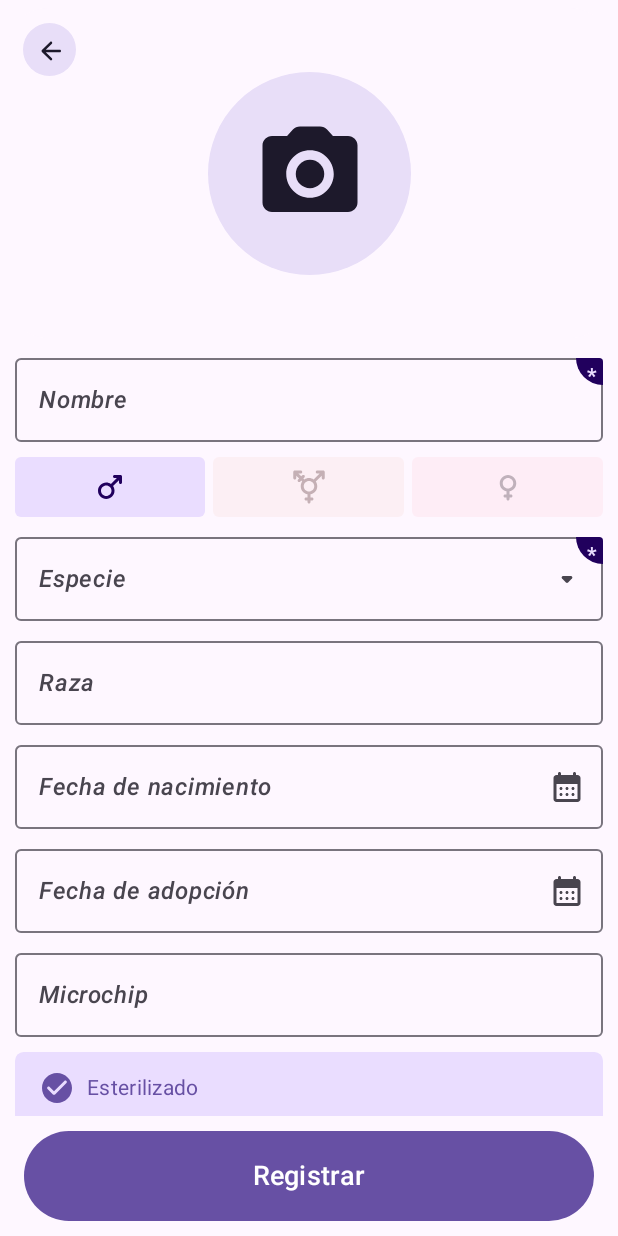
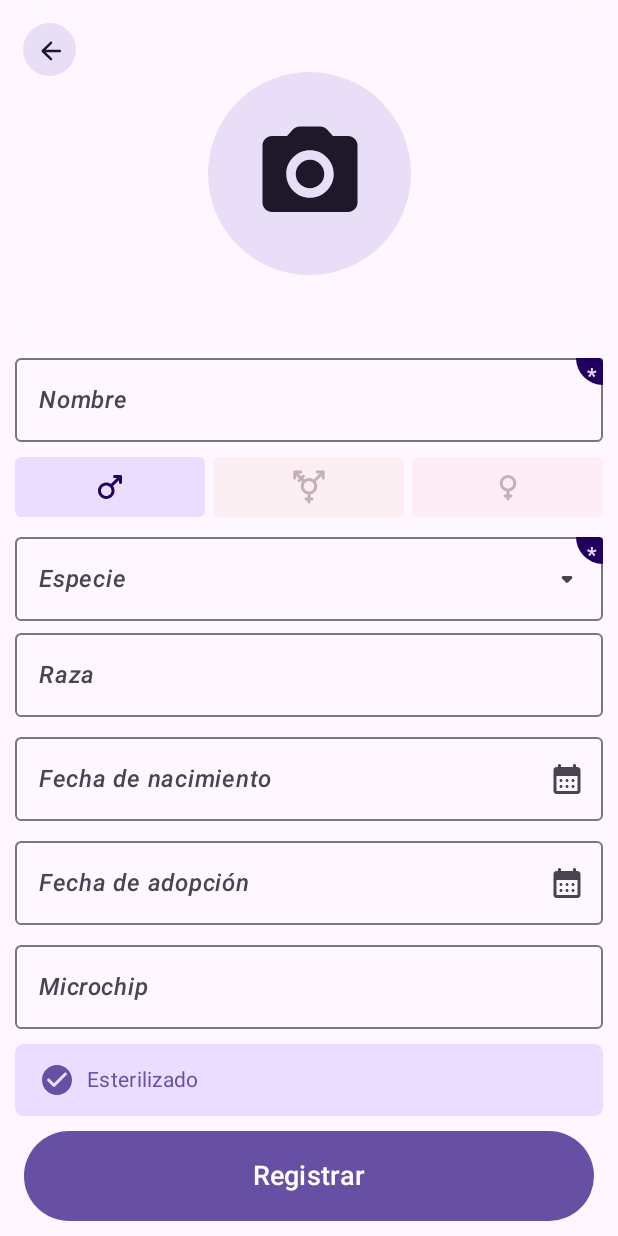
Before and after one commit to JoelPMrz/Petly---Asistente-digital-para-el-cuidado-de-mascotas, an Android app built with Jetpack Compose: the AddPetScreen screen opened through its navigation route, after a tap on "No esterilizado", on a phone screen of 412 x 824 dp. Run offline under Robolectric (Android 15) with nearby library versions, the phone set to English and light mode, and no system bars; our stand-ins replace Dagger/Hilt's generated code, Firebase (no records; nobody signed in at launch, a user with empty details on screens opened directly); pictures from the network do not load; 1 statement that could not run was skipped.

Commit message:
Posición correcta de selector de tipo
# Conflicts:
#	app/src/main/java/com/example/petly/utils/TypeDropdownSelector.kt

```diff
--- a/app/src/main/java/com/example/petly/ui/screens/logged/pet/AddPetScreen.kt
+++ b/app/src/main/java/com/example/petly/ui/screens/logged/pet/AddPetScreen.kt
@@ -280,8 +280,6 @@ fun AddPetScreen(
                     onTypeSelected = { type = it },
                 )
 
-                Spacer(modifier = Modifier.height(5.dp))
-
                 BaseOutlinedTextField(
                     value = breed,
                     placeHolder = stringResource(R.string.carlino),
--- a/app/src/main/java/com/example/petly/utils/TypeDropdownSelector.kt
+++ b/app/src/main/java/com/example/petly/utils/TypeDropdownSelector.kt
@@ -27,7 +27,6 @@ import com.example.petly.ui.components.BaseOutlinedTextField
 @Composable
 fun TypeDropdownSelector(
     type: String,
-    incompleteType : Boolean,
     onTypeSelected: (String) -> Unit,
 ) {
     var expanded by remember { mutableStateOf(false) }
@@ -41,7 +40,6 @@ fun TypeDropdownSelector(
             readOnly = true,
             maxLines = 1,
             isRequired = true,
-            isError = incompleteType,
             trailingIcon = icon,
             onClickTrailingIcon = { expanded = !expanded }
         ) { }
```
